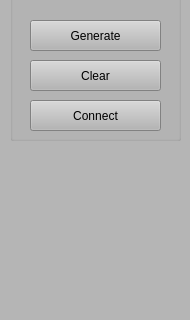
Qt form RoadDesigner/ControlWidget.ui (gnishida/RoadDesigner) before a commit; both pictures show x 0 to 190 and y 410 to 730 of the 190 by 831 pixel window.
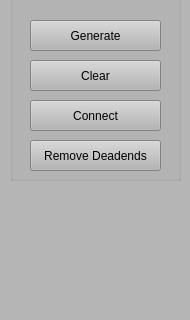
The same form after that commit.

```diff
--- a/RoadDesigner/ControlWidget.ui
+++ b/RoadDesigner/ControlWidget.ui
@@ -52,7 +52,7 @@
       <x>10</x>
       <y>310</y>
       <width>171</width>
-      <height>241</height>
+      <height>281</height>
      </rect>
     </property>
     <property name="title">
@@ -144,6 +144,19 @@
       <string>Orientation:</string>
      </property>
     </widget>
+    <widget class="QPushButton" name="pushButtonRemoveDeadend">
+     <property name="geometry">
+      <rect>
+       <x>20</x>
+       <y>240</y>
+       <width>131</width>
+       <height>31</height>
+      </rect>
+     </property>
+     <property name="text">
+      <string>Remove Deadends</string>
+     </property>
+    </widget>
    </widget>
    <widget class="QGroupBox" name="groupBox">
     <property name="geometry">
```
